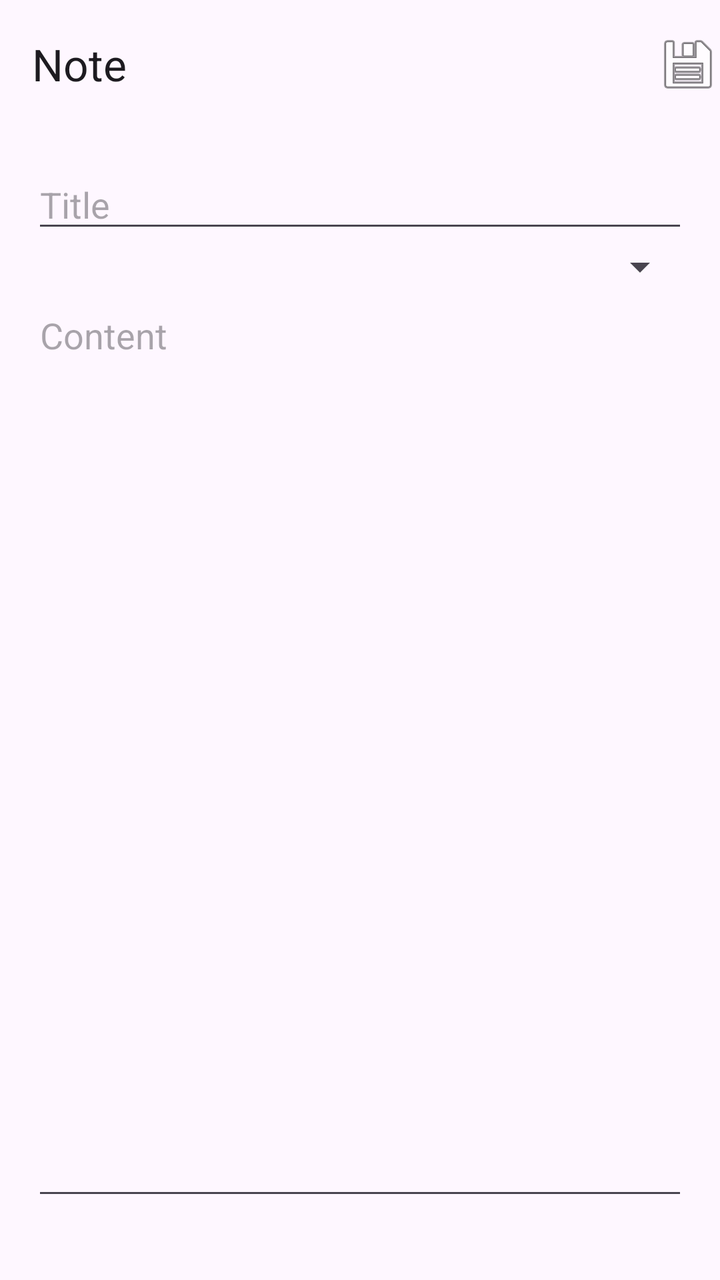
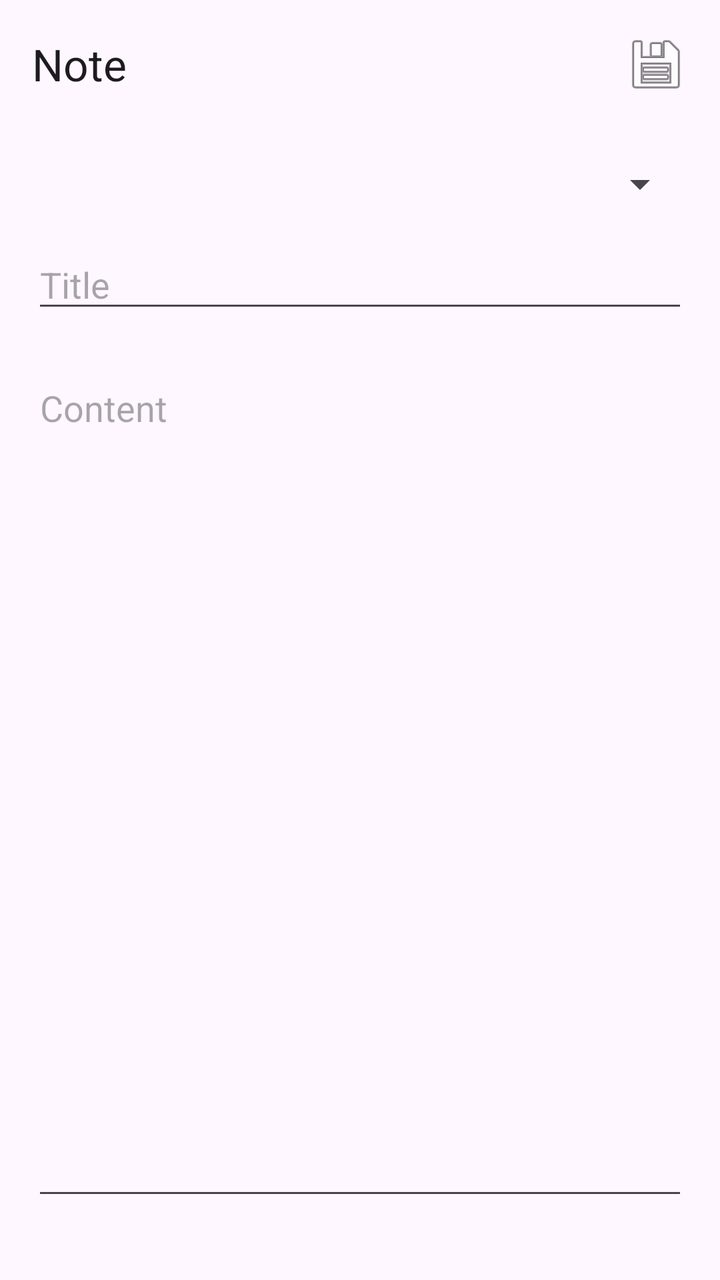

Before-and-after screenshots of an Android layout around one commit, followed by the original layout XML and the change that was made.
<!-- AndroidManifest.xml: application theme Theme.NoteApp -->
<!-- res/layout/activity_note.xml -->
<?xml version="1.0" encoding="utf-8"?>
<androidx.coordinatorlayout.widget.CoordinatorLayout xmlns:android="http://schemas.android.com/apk/res/android"
    xmlns:app="http://schemas.android.com/apk/res-auto"
    android:layout_width="match_parent"
    android:layout_height="match_parent">

    <com.google.android.material.appbar.AppBarLayout
        android:layout_width="match_parent"
        android:layout_height="wrap_content">

        <androidx.appcompat.widget.Toolbar
            android:id="@+id/toolbar"
            android:layout_width="match_parent"
            android:layout_height="?attr/actionBarSize"
            app:title="Note">

            <ImageButton
                android:id="@+id/saveButton"
                android:layout_width="wrap_content"
                android:layout_height="wrap_content"
                android:layout_gravity="end"
                android:src="@android:drawable/ic_menu_save"
                android:contentDescription="Save Note"
                android:background="?attr/actionBarItemBackground" />
        </androidx.appcompat.widget.Toolbar>
    </com.google.android.material.appbar.AppBarLayout>

    <LinearLayout
        android:layout_width="match_parent"
        android:layout_height="match_parent"
        android:orientation="vertical"
        android:padding="16dp"
        app:layout_behavior="@string/appbar_scrolling_view_behavior">

        <EditText
            android:id="@+id/noteTitle"
            android:layout_width="match_parent"
            android:layout_height="wrap_content"
            android:hint="Title" />

        <Spinner
            android:id="@+id/folderSpinner"
            android:layout_width="match_parent"
            android:layout_height="wrap_content" />

        <EditText
            android:id="@+id/noteContent"
            android:layout_width="match_parent"
            android:layout_height="0dp"
            android:layout_weight="1"
            android:hint="Content"
            android:gravity="top" />

        <TextView
            android:id="@+id/statsView"
            android:layout_width="match_parent"
            android:layout_height="wrap_content" />
    </LinearLayout>
</androidx.coordinatorlayout.widget.CoordinatorLayout>
<!-- resources referenced by this layout -->
<resources>
  <style name="Theme.NoteApp" parent="Base.Theme.NoteApp" />
  <style name="Base.Theme.NoteApp" parent="Theme.Material3.DayNight.NoActionBar">
          
          
      </style>
</resources>

<!-- the commit's change to res/layout/activity_note.xml (unified diff, before → after) -->
@@ -19,6 +19,7 @@
                 android:layout_width="wrap_content"
                 android:layout_height="wrap_content"
                 android:layout_gravity="end"
+                android:layout_marginEnd="16dp"
                 android:src="@android:drawable/ic_menu_save"
                 android:contentDescription="Save Note"
                 android:background="?attr/actionBarItemBackground" />
@@ -32,16 +33,39 @@
         android:padding="16dp"
         app:layout_behavior="@string/appbar_scrolling_view_behavior">
 
+        <LinearLayout
+            android:layout_width="match_parent"
+            android:layout_height="wrap_content"
+            android:orientation="horizontal"
+            android:layout_marginBottom="16dp">
+
+            <View
+                android:id="@+id/folderColorIndicator"
+                android:layout_width="16dp"
+                android:layout_height="16dp"
+                android:layout_gravity="center_vertical"
+                android:layout_marginEnd="8dp" />
+
+            <Spinner
+                android:id="@+id/folderSpinner"
+                android:layout_width="0dp"
+                android:layout_height="wrap_content"
+                android:layout_weight="1" />
+        </LinearLayout>
+
         <EditText
             android:id="@+id/noteTitle"
             android:layout_width="match_parent"
             android:layout_height="wrap_content"
             android:hint="Title" />
 
-        <Spinner
-            android:id="@+id/folderSpinner"
+        <TextView
+            android:id="@+id/lastEdited"
             android:layout_width="match_parent"
-            android:layout_height="wrap_content" />
+            android:layout_height="wrap_content"
+            android:textSize="12sp"
+            android:textColor="@android:color/darker_gray"
+            android:layout_marginTop="4dp" />
 
         <EditText
             android:id="@+id/noteContent"
